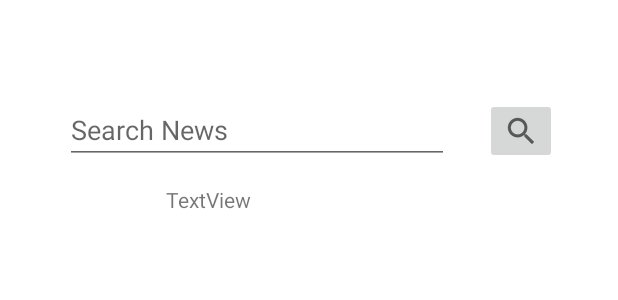
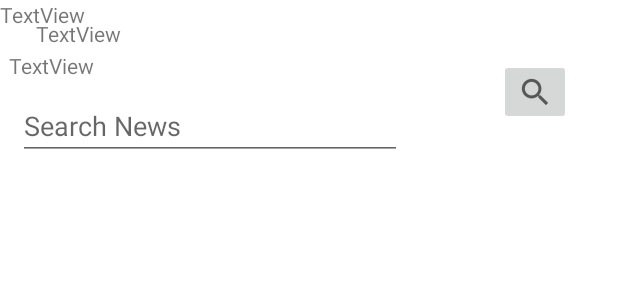
Before and after one commit to berkeavci/BerkeCanAvci_HW2, an Android app: the layout activity_main.xml on its own in the app's theme, with its tools: preview values and no code run, on a phone screen of 412 x 824 dp. Shown: the top 300 px of the screen. Run offline under Robolectric (Android 15) with nearby library versions, the phone set to English and light mode, and no system bars; network calls fail.

Commit message:
v4_HalenAyniProblemhehe

```diff
--- a/app/src/main/java/com/avci/hw2/DatabaseHelper.java
+++ b/app/src/main/java/com/avci/hw2/DatabaseHelper.java
@@ -10,7 +10,7 @@ import android.util.Log;
 
 public class DatabaseHelper extends  SQLiteOpenHelper {
     public static String DATABASE_NAME="ItemDB";
-    public static int DATABASE_VERSION = 2;
+    public static int DATABASE_VERSION = 1;
 
     SQLiteDatabase db;
 
--- a/app/src/main/java/com/avci/hw2/FeedHolderActivity.java
+++ b/app/src/main/java/com/avci/hw2/FeedHolderActivity.java
@@ -135,17 +135,17 @@ public class FeedHolderActivity extends AppCompatActivity {
         back_btn.setOnClickListener(new View.OnClickListener() {
             @Override
             public void onClick(View v) {
-                customDialog.hide();
+                customDialog.hide();  // ? Not Working
             }
         });
-
-        deleteButton.setOnClickListener(new View.OnClickListener() {
-            @Override
-            public void onClick(View v) {
-                boolean res = ItemDB.delete(dbHelper, savedNews.get(position).getTitle());
-
-            }
-        });
+// !!!!!!
+//        deleteButton.setOnClickListener(new View.OnClickListener() {
+//            @Override
+//            public void onClick(View v) {
+//                boolean res = ItemDB.delete(dbHelper, savedNews.get(position).getTitle());
+//
+//            }
+//        });
 
         customDialog.show();
 
--- a/app/src/main/java/com/avci/hw2/Item.java
+++ b/app/src/main/java/com/avci/hw2/Item.java
@@ -58,6 +58,8 @@ public class Item implements Parcelable {
         content = in.readString();
         categories = in.createStringArrayList();
     }
+
+
 
     public String getTitle() {
         return title;
--- a/app/src/main/java/com/avci/hw2/ItemDB.java
+++ b/app/src/main/java/com/avci/hw2/ItemDB.java
@@ -36,10 +36,7 @@ public class ItemDB {
             FIELD_CATEGORIES + " TEXT)";
            // " PRIMARY KEY("+FIELD_GUID+"))";
 
-
     public static String DROP_TABLE_ITEMS_SQL = "DROP TABLE if exists "+ TABLE_NAME_ITEMS;
-
-
 
 
     public static ArrayList<Item>  getAllItem(DatabaseHelper dbHelper) throws JSONException {
@@ -91,7 +88,7 @@ public class ItemDB {
     }
 
     public static boolean insertItems(DatabaseHelper dbHelper, Item item) {
-        ContentValues contentValues = new ContentValues( );
+        ContentValues contentValues = new ContentValues();
         contentValues.put(FIELD_TITLE, item.getTitle());
         contentValues.put(FIELD_PUBDATE, item.getPubDate() );
         contentValues.put(FIELD_LINK, item.getLink());
@@ -102,13 +99,16 @@ public class ItemDB {
         contentValues.put(FIELD_CONTENT, Utility.htmlToText(item.getContent()));
         contentValues.put(FIELD_CATEGORIES, (new JSONArray(item.getCategories())).toString());
 
-       // Log.d("SELAM ", "insert: " + contentValues);
+        Log.d("SELAM ", "insert: " + contentValues);
         // Item Table Fill
         boolean res = dbHelper.insert(TABLE_NAME_ITEMS,contentValues);
 
         return res;
 
     }
+
+
+
 
     public static boolean delete(DatabaseHelper dbHelper, String title){
         Log.d("DATABASE OPERATIONS", "DELETE DONE");
--- a/app/src/main/java/com/avci/hw2/MainActivity.java
+++ b/app/src/main/java/com/avci/hw2/MainActivity.java
@@ -31,7 +31,7 @@ public class MainActivity extends AppCompatActivity {
     RecyclerView recyclerViewNews;
     ImageButton searchBtn;
     EditText searchNews;
-    TextView textView;
+    TextView userTV, fav_cryptoTV, fav_news_websiteTV;
     DatabaseHelper dbHelper;
     LinearLayoutManager mLayoutManager;
 
@@ -53,13 +53,16 @@ public class MainActivity extends AppCompatActivity {
         recyclerViewNews = findViewById(R.id.recyclerViewNews);
         searchBtn = findViewById(R.id.searchBtn);
         searchNews = findViewById(R.id.searchNews);
-        textView = findViewById(R.id.textView);
+        userTV = findViewById(R.id.userTV);
+        fav_cryptoTV = findViewById(R.id.fav_cryptoTV);
+        fav_news_websiteTV = findViewById(R.id.fav_news_websiteTV);
         mLayoutManager = new LinearLayoutManager(this);
         recyclerViewNews.setLayoutManager(mLayoutManager);
         recyclerViewAdapter = new RecyclerViewAdapter(this, items);
         recyclerViewNews.setAdapter(recyclerViewAdapter);
 
         rssFeedDataManager = new RssFeedDataManager(this);
+
 
 
 
--- a/app/src/main/res/layout/activity_main.xml
+++ b/app/src/main/res/layout/activity_main.xml
@@ -9,26 +9,24 @@
 
     <androidx.recyclerview.widget.RecyclerView
         android:id="@+id/recyclerViewNews"
-        android:layout_width="373dp"
+        android:layout_width="0dp"
         android:layout_height="0dp"
-        android:layout_marginStart="16dp"
-        android:layout_marginTop="16dp"
-        android:layout_marginEnd="16dp"
-        android:layout_marginBottom="15dp"
+        android:layout_marginStart="19dp"
+        android:layout_marginTop="33dp"
+        android:layout_marginEnd="19dp"
+        android:layout_marginBottom="14dp"
         app:layout_constraintBottom_toBottomOf="parent"
         app:layout_constraintEnd_toEndOf="parent"
         app:layout_constraintStart_toStartOf="parent"
-        app:layout_constraintTop_toBottomOf="@+id/textView" />
+        app:layout_constraintTop_toBottomOf="@+id/searchNews" />
 
     <ImageButton
         android:id="@+id/searchBtn"
         android:layout_width="wrap_content"
         android:layout_height="wrap_content"
-        android:layout_marginTop="49dp"
-        android:layout_marginBottom="81dp"
-        app:layout_constraintBottom_toTopOf="@+id/recyclerViewNews"
+        android:layout_marginTop="39dp"
+        android:layout_marginEnd="31dp"
         app:layout_constraintEnd_toEndOf="parent"
-        app:layout_constraintStart_toEndOf="@+id/searchNews"
         app:layout_constraintTop_toTopOf="parent"
         app:srcCompat="?android:attr/actionModeWebSearchDrawable" />
 
@@ -36,26 +34,40 @@
         android:id="@+id/searchNews"
         android:layout_width="wrap_content"
         android:layout_height="wrap_content"
-        android:layout_marginStart="2dp"
-        android:layout_marginEnd="24dp"
+        android:layout_marginStart="12dp"
+        android:layout_marginTop="8dp"
         android:ems="12"
         android:hint="Search News"
         android:inputType="textPersonName"
-        app:layout_constraintBottom_toBottomOf="@+id/searchBtn"
-        app:layout_constraintEnd_toStartOf="@+id/searchBtn"
-        app:layout_constraintHorizontal_chainStyle="packed"
+        app:layout_constraintStart_toStartOf="parent"
+        app:layout_constraintTop_toBottomOf="@+id/fav_news_websiteTV" />
+
+    <TextView
+        android:id="@+id/userTV"
+        android:layout_width="wrap_content"
+        android:layout_height="wrap_content"
+        android:layout_marginStart="24dp"
+        android:layout_marginBottom="2dp"
+        android:text="TextView"
+        app:layout_constraintBottom_toTopOf="@+id/fav_news_websiteTV"
         app:layout_constraintStart_toStartOf="parent" />
 
     <TextView
-        android:id="@+id/textView"
+        android:id="@+id/fav_cryptoTV"
         android:layout_width="wrap_content"
         android:layout_height="wrap_content"
-        android:layout_marginStart="67dp"
-        android:layout_marginTop="123dp"
-        android:layout_marginBottom="47dp"
         android:text="TextView"
-        app:layout_constraintBottom_toTopOf="@+id/recyclerViewNews"
-        app:layout_constraintStart_toStartOf="@+id/searchNews"
+        app:layout_constraintStart_toStartOf="parent"
+        app:layout_constraintTop_toTopOf="parent" />
+
+    <TextView
+        android:id="@+id/fav_news_websiteTV"
+        android:layout_width="wrap_content"
+        android:layout_height="wrap_content"
+        android:layout_marginStart="6dp"
+        android:layout_marginTop="34dp"
+        android:text="TextView"
+        app:layout_constraintStart_toStartOf="parent"
         app:layout_constraintTop_toTopOf="parent" />
 
 </androidx.constraintlayout.widget.ConstraintLayout>
```
Also changed, not shown: app/src/main/java/com/avci/hw2/InitialActivity.java (+2 -5 lines).
